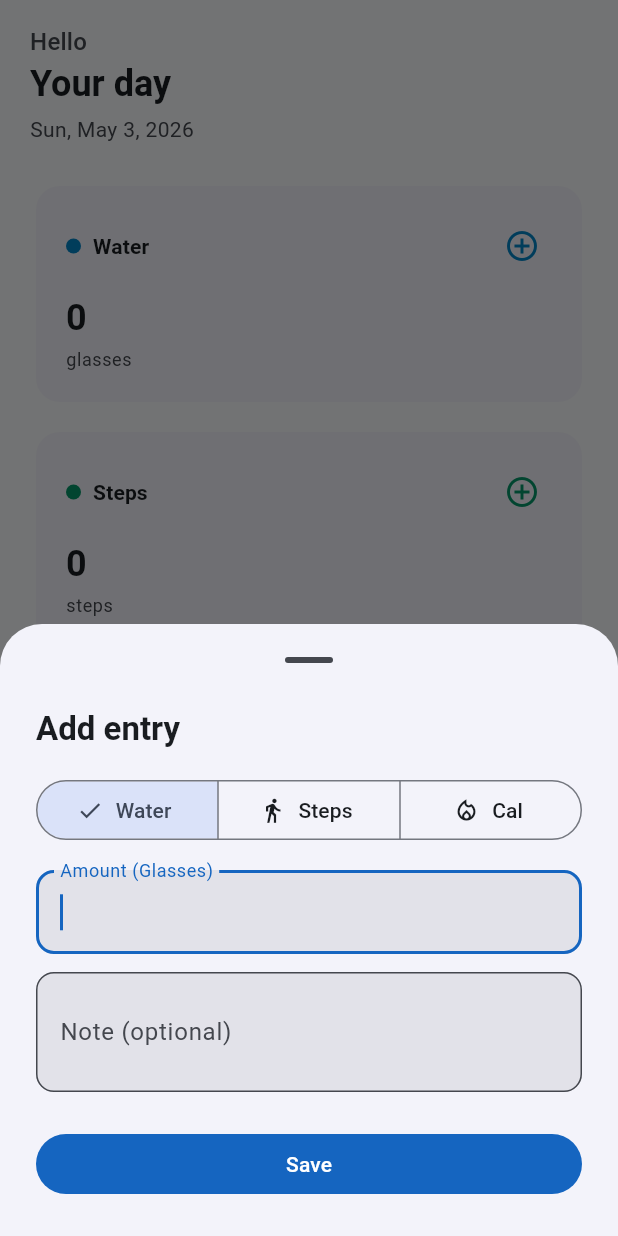
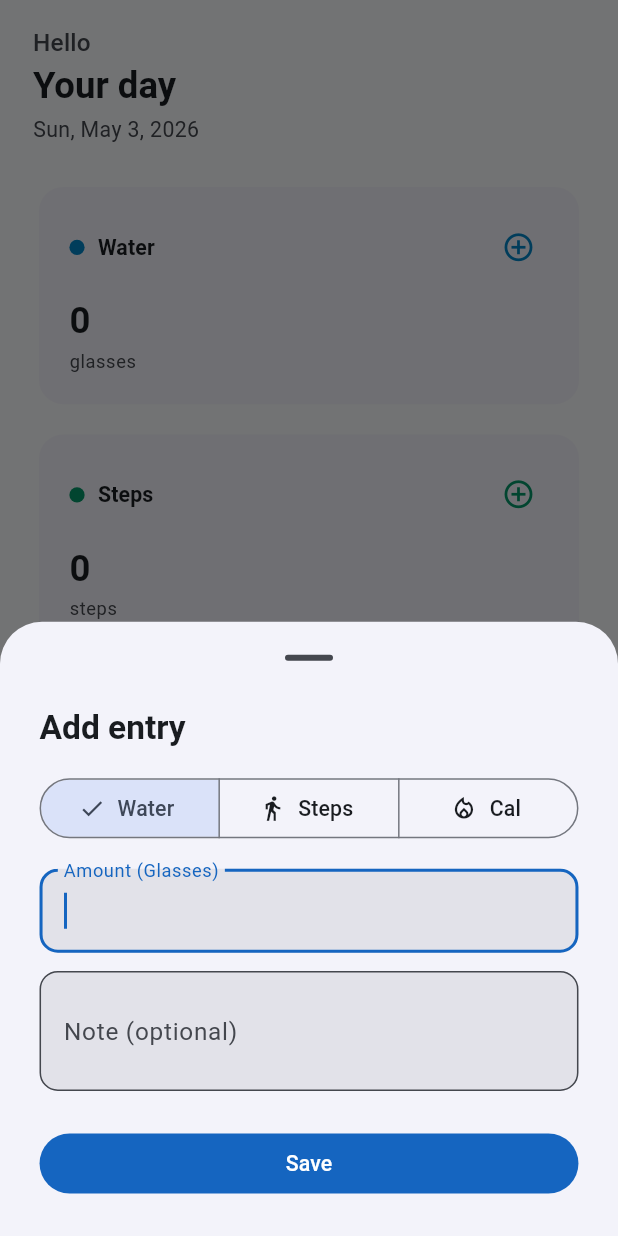
Before and after one commit to arjav1528/pukaar-ai-assignment, a Flutter app: the HomeShell screen opened by its route, after a tap on the "add circle outline" icon, on a phone screen of 412 x 824 dp. Run offline on Flutter 3.47's test engine with Material 3 defaults, Android fonts, the phone set to English and light mode, and no system bars; our stand-ins replace cloud_firestore, firebase_auth, firebase_core, flutter_screenutil, get, google_sign_in; accounts and stored records are empty; generated files the repository leaves out were written again.

Commit message:
feat(ui): integrate flutter_screenutil for responsive design and update UI components
Co-Authored-By: Cursor Agent <cursoragent@cursor.com>

```diff
--- a/lib/modules/dashboard/dashboard_view.dart
+++ b/lib/modules/dashboard/dashboard_view.dart
@@ -1,4 +1,5 @@
 import 'package:flutter/material.dart';
+import 'package:flutter_screenutil/flutter_screenutil.dart';
 import 'package:get/get.dart';
 import 'package:intl/intl.dart';
 
@@ -40,7 +41,7 @@ class DashboardView extends GetView<DashboardController> {
             final greeting = (name != null && name.isNotEmpty) ? 'Hello, $name' : 'Hello';
 
             return ListView(
-              padding: const EdgeInsets.fromLTRB(20, 16, 20, 120),
+              padding: EdgeInsets.fromLTRB(20.w, 16.h, 20.w, 120.h),
               children: [
                 Text(
                   greeting,
@@ -50,12 +51,12 @@ class DashboardView extends GetView<DashboardController> {
                   'Your day',
                   style: theme.textTheme.headlineSmall?.copyWith(fontWeight: FontWeight.bold),
                 ),
-                const SizedBox(height: 4),
+                SizedBox(height: 4.h),
                 Text(
                   today,
                   style: theme.textTheme.bodyMedium?.copyWith(color: theme.colorScheme.onSurfaceVariant),
                 ),
-                const SizedBox(height: 24),
+                SizedBox(height: 24.h),
                 MetricCard(
                   title: 'Water',
                   valueText: _fmt(controller.waterGlasses.value),
@@ -63,7 +64,7 @@ class DashboardView extends GetView<DashboardController> {
                   accent: AppColors.water,
                   onAdd: () => openAdd(MetricType.water),
                 ),
-                const SizedBox(height: 12),
+                SizedBox(height: 12.h),
                 MetricCard(
                   title: 'Steps',
                   valueText: _fmt(controller.steps.value),
@@ -71,7 +72,7 @@ class DashboardView extends GetView<DashboardController> {
                   accent: AppColors.steps,
                   onAdd: () => openAdd(MetricType.steps),
                 ),
-                const SizedBox(height: 12),
+                SizedBox(height: 12.h),
                 MetricCard(
                   title: 'Calories',
                   valueText: _fmt(controller.calories.value),
--- a/lib/modules/dashboard/widgets/add_entry_sheet.dart
+++ b/lib/modules/dashboard/widgets/add_entry_sheet.dart
@@ -1,4 +1,5 @@
 import 'package:flutter/material.dart';
+import 'package:flutter_screenutil/flutter_screenutil.dart';
 
 import 'package:pukaar/data/models/metric_type.dart';
 
@@ -99,23 +100,35 @@ class _AddEntrySheetState extends State<AddEntrySheet> {
     return Padding(
       padding: EdgeInsets.only(bottom: bottomInset),
       child: SingleChildScrollView(
-        padding: const EdgeInsets.fromLTRB(24, 8, 24, 24),
+        padding: EdgeInsets.fromLTRB(24.w, 8.h, 24.w, 24.h),
         child: Column(
           mainAxisSize: MainAxisSize.min,
           crossAxisAlignment: CrossAxisAlignment.stretch,
           children: [
             Text('Add entry', style: theme.textTheme.titleLarge?.copyWith(fontWeight: FontWeight.bold)),
-            const SizedBox(height: 16),
+            SizedBox(height: 16.h),
             SegmentedButton<MetricType>(
-              segments: const [
-                ButtonSegment(value: MetricType.water, label: Text('Water'), icon: Icon(Icons.water_drop_outlined)),
-                ButtonSegment(value: MetricType.steps, label: Text('Steps'), icon: Icon(Icons.directions_walk)),
-                ButtonSegment(value: MetricType.calories, label: Text('Cal'), icon: Icon(Icons.local_fire_department_outlined)),
+              segments: [
+                ButtonSegment(
+                  value: MetricType.water,
+                  label: const Text('Water'),
+                  icon: Icon(Icons.water_drop_outlined, size: 18.r),
+                ),
+                ButtonSegment(
+                  value: MetricType.steps,
+                  label: const Text('Steps'),
+                  icon: Icon(Icons.directions_walk, size: 18.r),
+                ),
+                ButtonSegment(
+                  value: MetricType.calories,
+                  label: const Text('Cal'),
+                  icon: Icon(Icons.local_fire_department_outlined, size: 18.r),
+                ),
               ],
               selected: {_metric},
               onSelectionChanged: (s) => setState(() => _metric = s.first),
             ),
-            const SizedBox(height: 16),
+            SizedBox(height: 16.h),
             TextField(
               controller: _valueCtrl,
               keyboardType: const TextInputType.numberWithOptions(decimal: true),
@@ -124,7 +137,7 @@ class _AddEntrySheetState extends State<AddEntrySheet> {
               ),
               autofocus: true,
             ),
-            const SizedBox(height: 12),
+            SizedBox(height: 12.h),
             TextField(
               controller: _noteCtrl,
               decoration: const InputDecoration(
@@ -132,7 +145,7 @@ class _AddEntrySheetState extends State<AddEntrySheet> {
               ),
               maxLines: 2,
             ),
-            const SizedBox(height: 24),
+            SizedBox(height: 24.h),
             FilledButton(
               onPressed: _submit,
               child: const Text('Save'),
--- a/lib/modules/dashboard/widgets/metric_card.dart
+++ b/lib/modules/dashboard/widgets/metric_card.dart
@@ -1,4 +1,5 @@
 import 'package:flutter/material.dart';
+import 'package:flutter_screenutil/flutter_screenutil.dart';
 
 class MetricCard extends StatelessWidget {
   const MetricCard({
@@ -25,18 +26,18 @@ class MetricCard extends StatelessWidget {
       child: InkWell(
         onTap: onAdd,
         child: Padding(
-          padding: const EdgeInsets.all(20),
+          padding: EdgeInsets.all(20.r),
           child: Column(
             crossAxisAlignment: CrossAxisAlignment.start,
             children: [
               Row(
                 children: [
                   Container(
-                    width: 10,
-                    height: 10,
+                    width: 10.r,
+                    height: 10.r,
                     decoration: BoxDecoration(color: accent, shape: BoxShape.circle),
                   ),
-                  const SizedBox(width: 8),
+                  SizedBox(width: 8.w),
                   Expanded(
                     child: Text(
                       title,
@@ -48,16 +49,16 @@ class MetricCard extends StatelessWidget {
                       visualDensity: VisualDensity.compact,
                       tooltip: 'Add',
                       onPressed: onAdd,
-                      icon: Icon(Icons.add_circle_outline, color: accent),
+                      icon: Icon(Icons.add_circle_outline, color: accent, size: 22.r),
                     ),
                 ],
               ),
-              const SizedBox(height: 12),
+              SizedBox(height: 12.h),
               Text(
                 valueText,
                 style: theme.textTheme.headlineSmall?.copyWith(fontWeight: FontWeight.bold),
               ),
-              const SizedBox(height: 4),
+              SizedBox(height: 4.h),
               Text(
                 subtitle,
                 style: theme.textTheme.bodySmall?.copyWith(color: theme.colorScheme.onSurfaceVariant),
--- a/pubspec.yaml
+++ b/pubspec.yaml
@@ -41,6 +41,7 @@ dependencies:
   get: ^4.6.6
   google_sign_in: ^6.2.2
   intl: ^0.20.2
+  flutter_screenutil: ^5.9.3
 
 dev_dependencies:
   flutter_test:
```
Also changed, not shown: lib/app/app.dart (+8 -0 lines), lib/app/theme/app_theme.dart (+15 -2 lines), lib/modules/auth/login_view.dart (+7 -6 lines), lib/modules/history/day_detail_view.dart (+4 -3 lines), lib/modules/history/history_view.dart (+4 -3 lines), lib/modules/profile/profile_view.dart (+7 -6 lines), lib/shared/widgets/empty_state.dart (+4 -3 lines), pubspec.lock.
